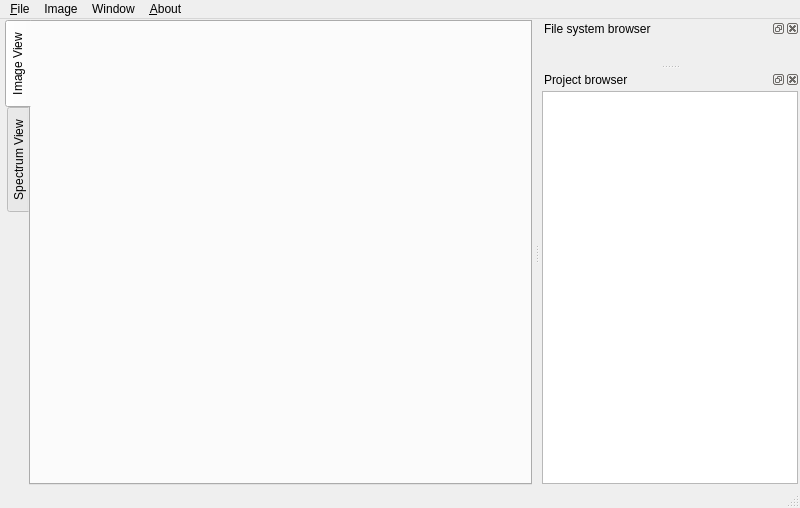
Qt form RixsTool/ui/mainwindow_imageView.ui (kif/RixsTool) before a commit.
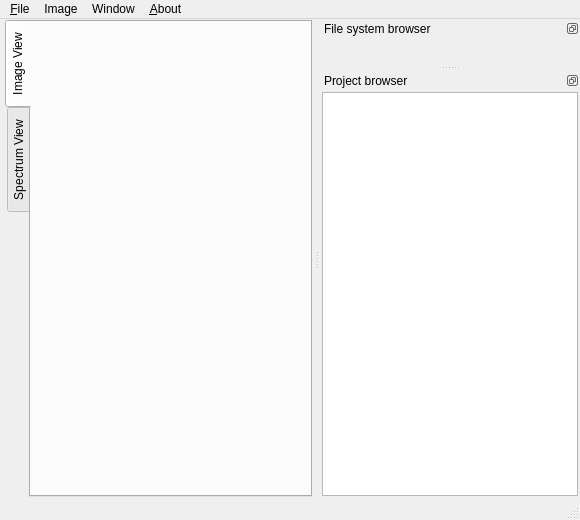
The same form after that commit. Custom widgets are drawn as their Qt base class.

The edit to the form file:
```diff
--- a/RixsTool/ui/mainwindow_imageView.ui
+++ b/RixsTool/ui/mainwindow_imageView.ui
@@ -6,8 +6,8 @@
    <rect>
     <x>0</x>
     <y>0</y>
-    <width>800</width>
-    <height>508</height>
+    <width>580</width>
+    <height>520</height>
    </rect>
   </property>
   <property name="windowTitle">
@@ -76,8 +76,8 @@
     <rect>
      <x>0</x>
      <y>0</y>
-     <width>800</width>
-     <height>24</height>
+     <width>580</width>
+     <height>27</height>
     </rect>
    </property>
    <widget class="QMenu" name="menuFile">
@@ -132,6 +132,9 @@
      <verstretch>0</verstretch>
     </sizepolicy>
    </property>
+   <property name="features">
+    <set>QDockWidget::DockWidgetFloatable|QDockWidget::DockWidgetMovable</set>
+   </property>
    <property name="windowTitle">
     <string>File system browser</string>
    </property>
@@ -163,6 +166,9 @@
    </widget>
   </widget>
   <widget class="QDockWidget" name="projectBrowserDock">
+   <property name="features">
+    <set>QDockWidget::DockWidgetFloatable|QDockWidget::DockWidgetMovable</set>
+   </property>
    <property name="windowTitle">
     <string>Project browser</string>
    </property>
```
Left out of the diff: 20 changed lines with no effect on the pictures.
